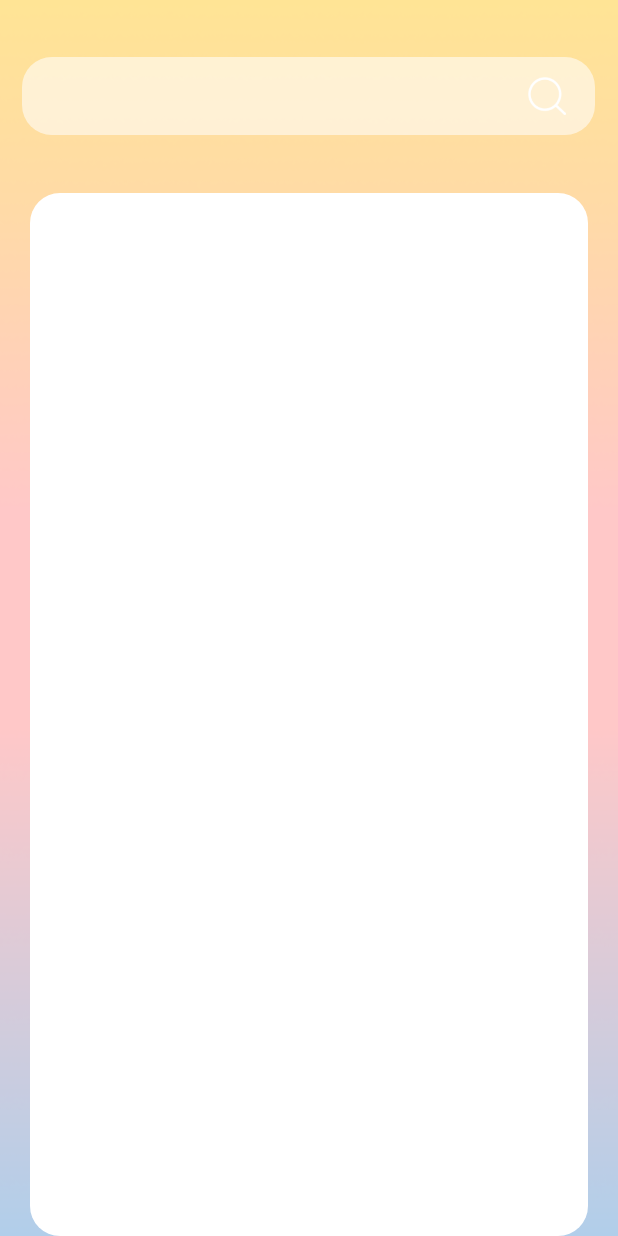
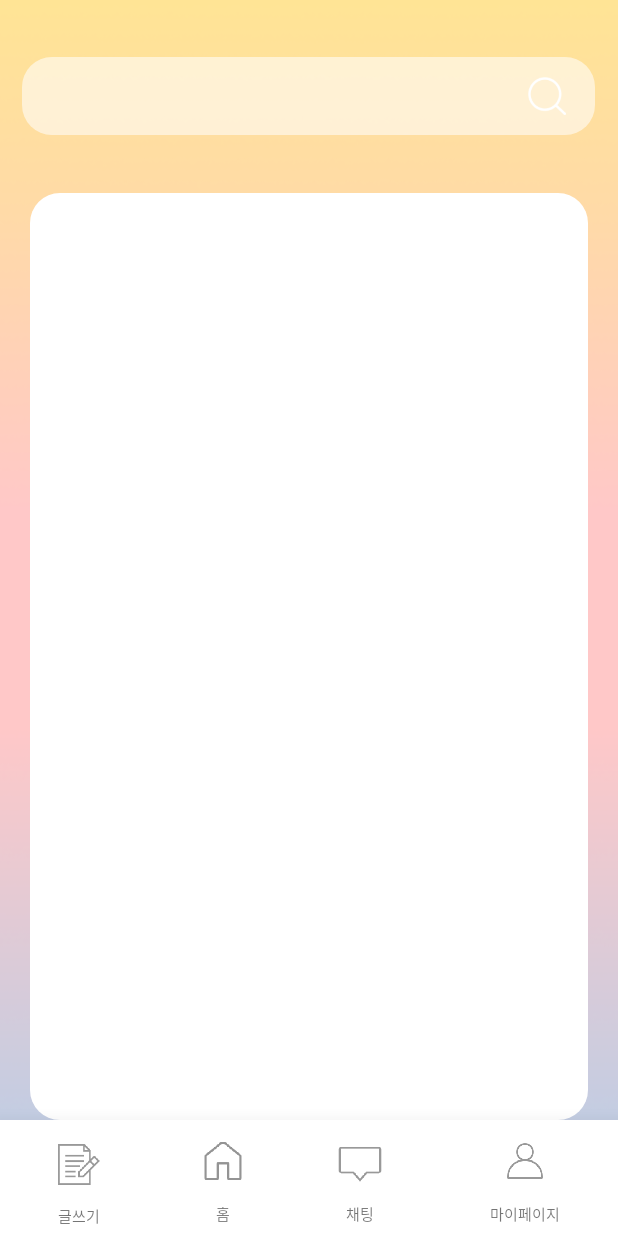
Before and after one commit to ynnij/HiBuyPhotocard, an Android app: the SearchResultActivity screen opened directly, with no data from a screen before it, on a phone screen of 412 x 824 dp. Run offline under Robolectric (Android 15) with nearby library versions, the phone set to English and light mode, and no system bars; our stand-ins replace Firebase (no records; nobody signed in at launch, a user with empty details on screens opened directly); 3 statements that could not run were skipped.

Commit message:
feat: 하단바 디자인 및 기능 구현

```diff
--- a/app/src/main/java/com/example/hibuyphotocard/MainActivity.java
+++ b/app/src/main/java/com/example/hibuyphotocard/MainActivity.java
@@ -34,6 +34,12 @@ public class MainActivity extends AppCompatActivity {
     private Button search_button; //메인 내 dialog 창 띄우는 버튼
     private Button wishButton; //위시리스트 위한 임시 버튼
 
+    //하단바
+    private LinearLayout contractBtn;
+    private LinearLayout homeBtn;
+    private LinearLayout chatBtn;
+    private LinearLayout mypageBtn;
+
     @Override
     protected void onCreate(Bundle savedInstanceState) {
         super.onCreate(savedInstanceState);
@@ -57,5 +63,35 @@ public class MainActivity extends AppCompatActivity {
                 startActivity(intent);
             }
         });
+
+        //하단바
+        homeBtn = findViewById(R.id.homeBtn);
+        homeBtn.setBackgroundColor(Color.parseColor("#B1E3FF"));
+
+        chatBtn = findViewById(R.id.chatBtn);
+        chatBtn.setOnClickListener(new View.OnClickListener() {
+            @Override
+            public void onClick(View v) {
+
+            }
+        });
+
+        mypageBtn = findViewById(R.id.mypageBtn);
+        mypageBtn.setOnClickListener(new View.OnClickListener() {
+            @Override
+            public void onClick(View v) {
+
+            }
+        });
+
+        contractBtn = findViewById(R.id.contractBtn);
+        contractBtn.setOnClickListener(new View.OnClickListener() {
+            @Override
+            public void onClick(View v) {
+                Intent intent = new Intent(getApplicationContext(), SignUpActivity.class);
+                startActivity(intent);
+                finish();
+            }
+        });
     }
 }
--- a/app/src/main/res/layout/activity_search_result.xml
+++ b/app/src/main/res/layout/activity_search_result.xml
@@ -58,7 +58,7 @@
         <LinearLayout
             android:layout_width="match_parent"
             android:layout_height="0dp"
-            android:layout_weight="9">
+            android:layout_weight="8">
             <ScrollView
                 android:id="@+id/scrollView_searchItem"
                 android:layout_width="match_parent"
@@ -79,6 +79,119 @@
             </ScrollView>
 
         </LinearLayout>
+        <LinearLayout
+            android:id="@+id/bottomNav"
+            android:layout_width="match_parent"
+            android:layout_height="0dp"
+            android:layout_weight="1"
+            android:background="#ffffff"
+            android:weightSum="4"
+            android:elevation="20dp"
+            >
+           <LinearLayout
+               android:id="@+id/contractBtn"
+               android:layout_width="wrap_content"
+               android:layout_height="match_parent"
+               android:layout_weight="1"
+               android:weightSum="5"
+               android:orientation="vertical"
+               >
+
+               <ImageView
+                   android:layout_width="match_parent"
+                   android:layout_height="match_parent"
+                   android:layout_weight="4"
+                   android:src="@drawable/contract"
+                   android:layout_marginTop="3dp"
+                   android:padding="12dp"
+                   />
+
+               <TextView
+                   android:layout_width="wrap_content"
+                   android:layout_height="wrap_content"
+                   android:textSize="10dp"
+                   android:text="글쓰기"
+                   android:layout_gravity="center"
+                   android:layout_marginBottom="12dp"
+                   />
+           </LinearLayout>
+            <LinearLayout
+                android:id="@+id/homeBtn"
+                android:layout_width="wrap_content"
+                android:layout_height="match_parent"
+                android:layout_weight="1"
+                android:orientation="vertical"
+                >
+                <ImageView
+                    android:layout_width="match_parent"
+                    android:layout_height="match_parent"
+                    android:layout_weight="4"
+                    android:src="@drawable/house"
+                    android:padding="12dp"
+                    />
+
+                <TextView
+                    android:layout_width="wrap_content"
+                    android:layout_height="wrap_content"
+                    android:textSize="10dp"
+                    android:text="홈"
+                    android:layout_gravity="center"
+                    android:layout_marginBottom="7dp"
+                    />
+
+            </LinearLayout>
+            <LinearLayout
+                android:id="@+id/chatBtn"
+                android:layout_width="wrap_content"
+                android:layout_height="match_parent"
+                android:layout_weight="1"
+                android:orientation="vertical"
+
+                >
+                <ImageView
+                    android:layout_width="match_parent"
+                    android:layout_height="match_parent"
+                    android:layout_weight="4"
+                    android:src="@drawable/chat"
+                    android:padding="12dp"
+                    />
+
+                <TextView
+                    android:layout_width="wrap_content"
+                    android:layout_height="wrap_content"
+                    android:textSize="10dp"
+                    android:text="채팅"
+                    android:layout_gravity="center"
+                    android:layout_marginBottom="7dp"
+                    />
+
+            </LinearLayout>
+            <LinearLayout
+                android:id="@+id/mypageBtn"
+                android:layout_width="wrap_content"
+                android:layout_height="match_parent"
+                android:layout_weight="1"
+                android:orientation="vertical"
+                >
+
+                <ImageView
+                    android:layout_width="match_parent"
+                    android:layout_height="match_parent"
+                    android:layout_weight="4"
+                    android:padding="15dp"
+                    android:src="@drawable/mypage" />
+
+                <TextView
+                    android:layout_width="wrap_content"
+                    android:layout_height="wrap_content"
+                    android:textSize="10dp"
+                    android:text="마이페이지"
+                    android:layout_gravity="center"
+                    android:layout_marginBottom="7dp"
+                    />
+            </LinearLayout>
+
+        </LinearLayout>
 
     </LinearLayout>
 </androidx.constraintlayout.widget.ConstraintLayout>
```
Also changed, not shown: app/src/main/res/drawable-v24/chat.png (added), app/src/main/res/drawable-v24/contract.png (added), app/src/main/res/drawable-v24/house.png (added), app/src/main/res/drawable-v24/mypage.png (added).
